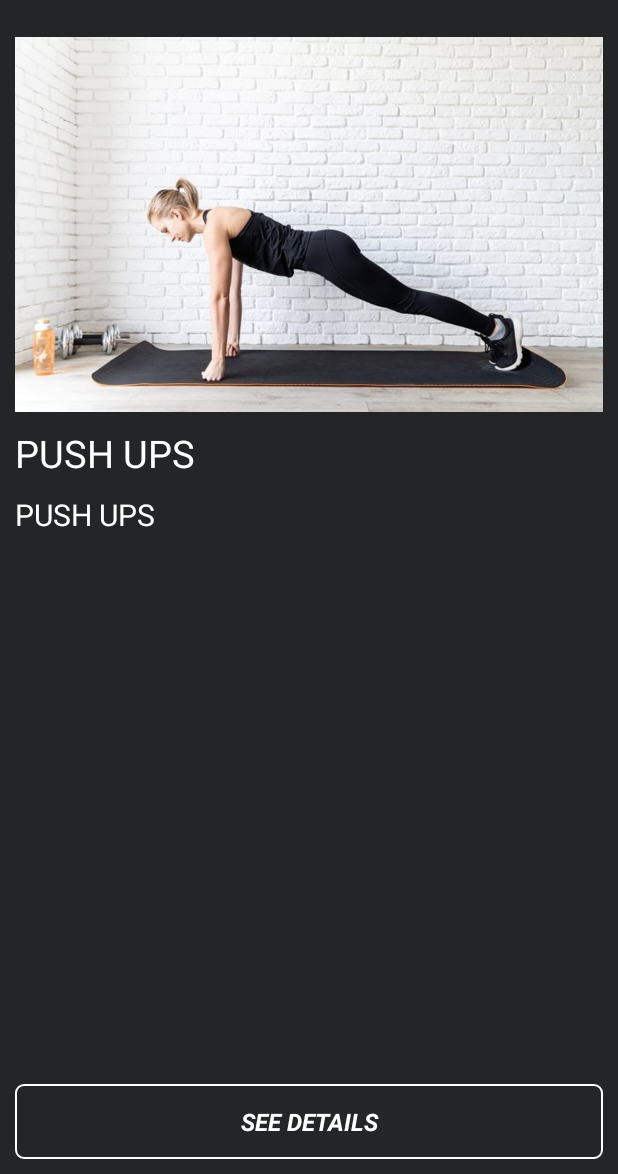
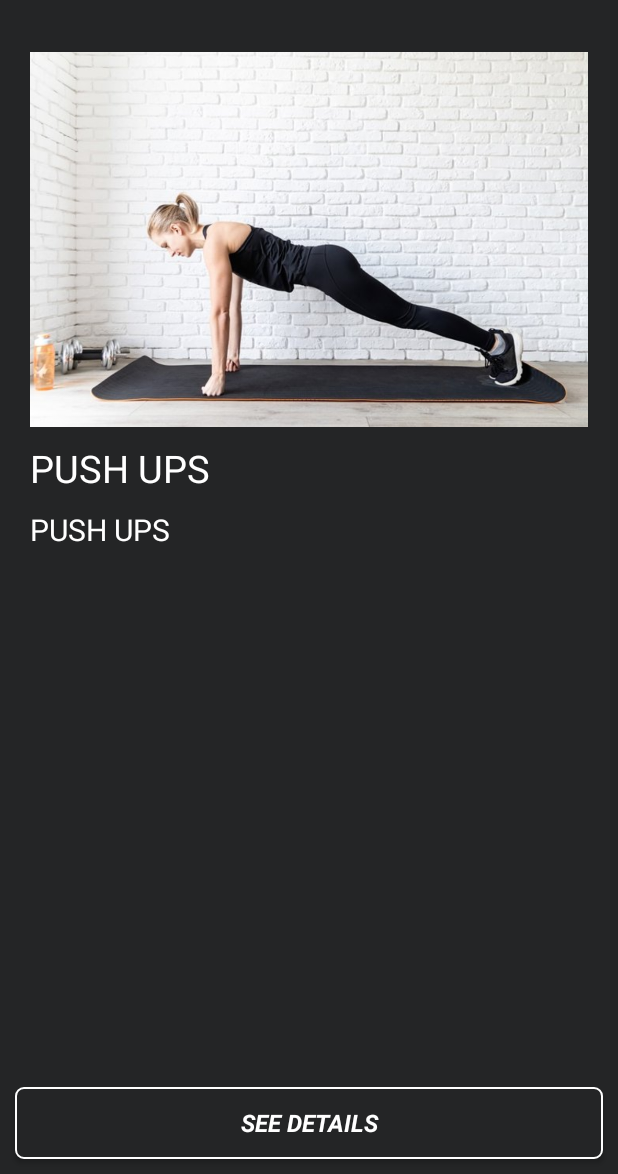
Before and after one commit to DomagojGD/CalisthenicsWorkout, an Android app: the ExerciseDescriptionActivity screen opened directly, with no data from a screen before it, on a phone screen of 412 x 824 dp, the part 62-1236 px from its top. Run offline under Robolectric (Android 15) with nearby library versions, the phone set to English and light mode, and no system bars; Roboto replaces fonts that are not available here.

Commit message:
layouts minor changes vol.3

```diff
--- a/app/src/main/java/com/example/calisthenicsworkout/activities/ExerciseDescriptionActivity.kt
+++ b/app/src/main/java/com/example/calisthenicsworkout/activities/ExerciseDescriptionActivity.kt
@@ -92,7 +92,7 @@ class ExerciseDescriptionActivity : AppCompatActivity() {
                         "Sometimes called the back bend or wheel pose, " +
                                 "this exotic-looking exercise is often overlooked for flashier exercises. " +
                                 "However, it’d be difficult to find a better exercise to train spinal mobility and reverse the effects of sitting. " +
-                                "This incredible exercise strengthens our entire posterior chain and protects"
+                                "This incredible exercise strengthens our entire posterior chain and protects us from injury"
                 }
             }
 
@@ -102,7 +102,7 @@ class ExerciseDescriptionActivity : AppCompatActivity() {
         }
 
         //Start ExercisesDetailsActivity with extra exercise details to know which details should be displayed
-        binding!!.flSeeDetails.setOnClickListener {
+        binding!!.btnSeeDetails.setOnClickListener {
 
                 val intent = Intent(this, ExercisesDetailsActivity::class.java)
 
--- a/app/src/main/res/layout/activity_exercise_description.xml
+++ b/app/src/main/res/layout/activity_exercise_description.xml
@@ -21,9 +21,10 @@
         android:layout_height="0dp"
         android:fillViewport="true"
         app:layout_constraintTop_toBottomOf="@id/toolbarExerciseDescription"
-        app:layout_constraintBottom_toBottomOf="parent"
+        app:layout_constraintBottom_toTopOf="@id/btnSeeDetails"
         app:layout_constraintStart_toStartOf="parent"
-        app:layout_constraintEnd_toEndOf="parent">
+        app:layout_constraintEnd_toEndOf="parent"
+        android:layout_margin="10dp">
 
         <androidx.constraintlayout.widget.ConstraintLayout
             android:layout_width="match_parent"
@@ -65,33 +66,25 @@
                 app:layout_constraintTop_toBottomOf="@id/tvExerciseTitle"
                 android:layout_margin="10dp"/>
 
-            <FrameLayout
-                android:id="@+id/flSeeDetails"
+        </androidx.constraintlayout.widget.ConstraintLayout>
+
+    </ScrollView>
+
+    <androidx.appcompat.widget.AppCompatButton
+        android:id="@+id/btnSeeDetails"
         android:layout_width="match_parent"
-                android:layout_height="50dp"
+        android:layout_height="wrap_content"
         android:layout_marginStart="75dp"
         android:layout_marginEnd="75dp"
         app:layout_constraintStart_toStartOf="parent"
         app:layout_constraintEnd_toEndOf="parent"
         app:layout_constraintBottom_toBottomOf="parent"
         android:background="@drawable/btn_gray_ripple_background"
-                android:layout_margin="10dp">
-
-            <TextView
-                android:layout_width="match_parent"
-                android:layout_height="match_parent"
+        android:layout_margin="10dp"
         android:text="SEE DETAILS"
         android:textSize="16sp"
         android:textColor="@color/white"
         android:fontFamily="@font/audiowide"
-                android:textStyle="bold|italic"
-                android:layout_gravity="center"
-                android:gravity="center"/>
-
-            </FrameLayout>
+        android:textStyle="bold|italic"/>
 
 </androidx.constraintlayout.widget.ConstraintLayout>
-
-    </ScrollView>
-
-</androidx.constraintlayout.widget.ConstraintLayout>
```
Lines whose indentation alone changed are shown as unchanged.
